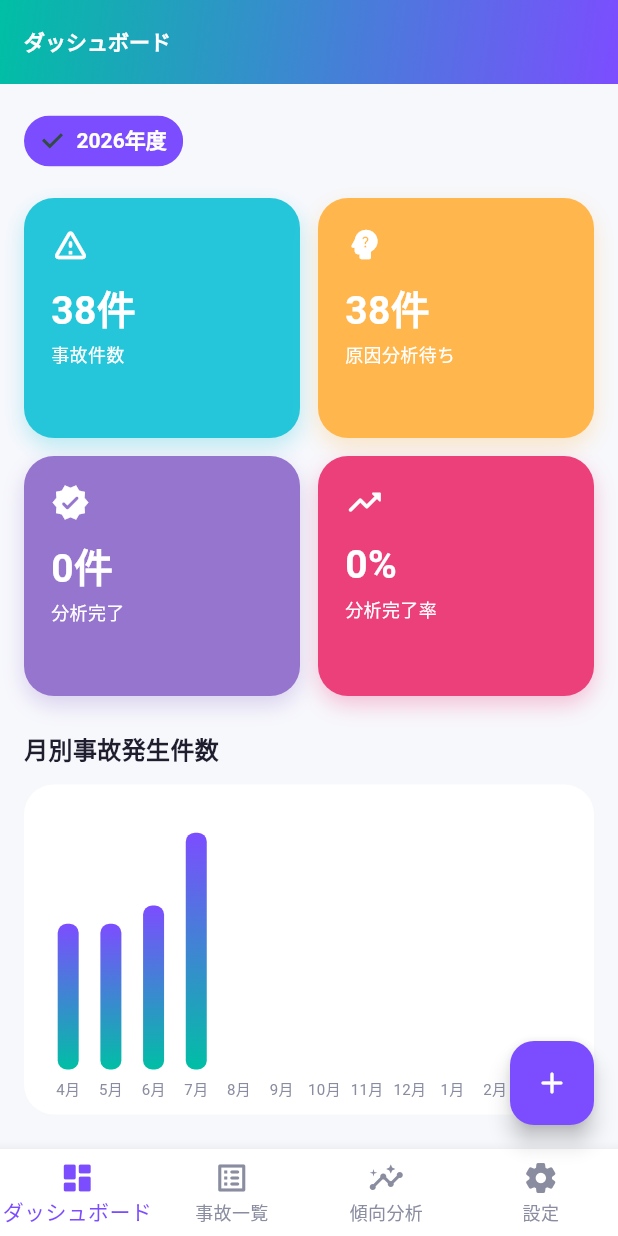
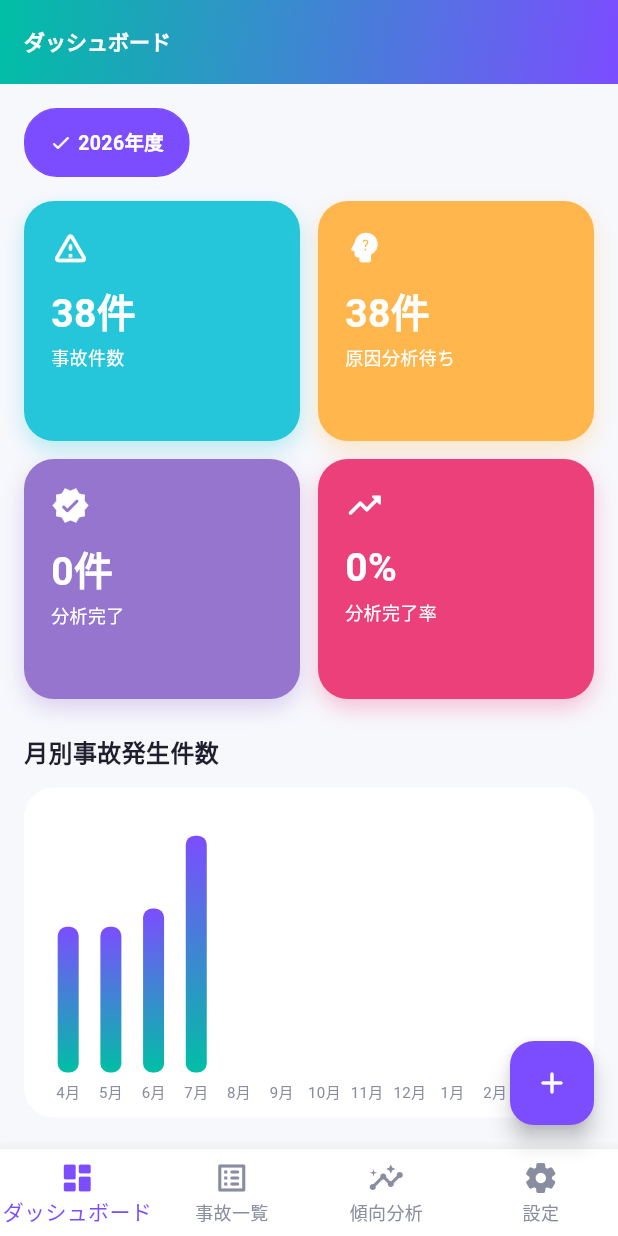
Before and after one commit to ke-suzuki-commits/accident-manager, a Flutter app: the screen it shows after launch, on a phone screen of 412 x 824 dp. Run offline on Flutter 3.47's test engine with Material 3 defaults, Android fonts, the phone set to English and light mode, and no system bars; drawn by our look-alikes of fl_chart; our stand-ins replace cloud_firestore, firebase_core, hive, hive_flutter, shared_preferences; accounts and stored records are empty.

Commit message:
ダッシュボードの年度選択チップの見切れ不具合を修正
ChoiceChip標準実装は自動挿入されるチェックマークアイコンと
狭いpaddingの組み合わせにより「2026年度」等のラベル右端が
見切れる不具合があったため、事故一覧の絞り込みチップと同様の
独自Container実装(GestureDetector+Container+Row)に置き換えて解消。

```diff
--- a/lib/screens/dashboard_screen.dart
+++ b/lib/screens/dashboard_screen.dart
@@ -117,6 +117,12 @@ class _DashboardScreenState extends State<DashboardScreen> {
     );
   }
 
+  // 年度選択チップ。
+  // ※以前はChoiceChip(Material標準)を使用していたが、選択時に自動挿入される
+  //   チェックマークアイコンと、狭いpadding設定の組み合わせにより、
+  //   ラベル文字列の右端(「年度」の「度」)が見切れる不具合があった。
+  //   事故一覧のフィルターチップと同様に、幅を内容に合わせて自動調整する
+  //   独自Container実装に置き換えることで、見切れを確実に防止する。
   Widget _buildYearSelector(
     List<int> years,
     int currentYear,
@@ -125,7 +131,7 @@ class _DashboardScreenState extends State<DashboardScreen> {
     final allYears = {...years, currentYear}.toList()
       ..sort((a, b) => b.compareTo(a));
     return SizedBox(
-      height: 44,
+      height: 46,
       child: ListView.separated(
         scrollDirection: Axis.horizontal,
         clipBehavior: Clip.none,
@@ -134,21 +140,45 @@ class _DashboardScreenState extends State<DashboardScreen> {
         itemBuilder: (context, index) {
           final year = allYears[index];
           final selected = year == selectedYear;
-          return ChoiceChip(
-            label: Text(
-              '$year年度',
-              style: TextStyle(
-                color: selected ? Colors.white : AppColors.textPrimary,
-                fontWeight: FontWeight.bold,
-                height: 1.2,
+          return GestureDetector(
+            onTap: () => setState(() => _selectedYear = year),
+            behavior: HitTestBehavior.opaque,
+            child: Container(
+              padding: const EdgeInsets.symmetric(
+                horizontal: 16,
+                vertical: 10,
+              ),
+              decoration: BoxDecoration(
+                color: selected ? AppColors.secondary : Colors.white,
+                borderRadius: BorderRadius.circular(22),
+                border: Border.all(
+                  color: selected
+                      ? AppColors.secondary
+                      : const Color(0xFFE0E0E0),
+                ),
+              ),
+              child: Row(
+                mainAxisSize: MainAxisSize.min,
+                children: [
+                  if (selected) ...[
+                    const Icon(
+                      Icons.check_rounded,
+                      size: 15,
+                      color: Colors.white,
+                    ),
+                    const SizedBox(width: 4),
+                  ],
+                  Text(
+                    '$year年度',
+                    style: TextStyle(
+                      color: selected ? Colors.white : AppColors.textPrimary,
+                      fontWeight: FontWeight.bold,
+                      fontSize: 13,
+                    ),
+                  ),
+                ],
               ),
             ),
-            selected: selected,
-            selectedColor: AppColors.secondary,
-            backgroundColor: Colors.white,
-            padding: const EdgeInsets.symmetric(horizontal: 6, vertical: 4),
-            materialTapTargetSize: MaterialTapTargetSize.shrinkWrap,
-            onSelected: (_) => setState(() => _selectedYear = year),
           );
         },
       ),
```
